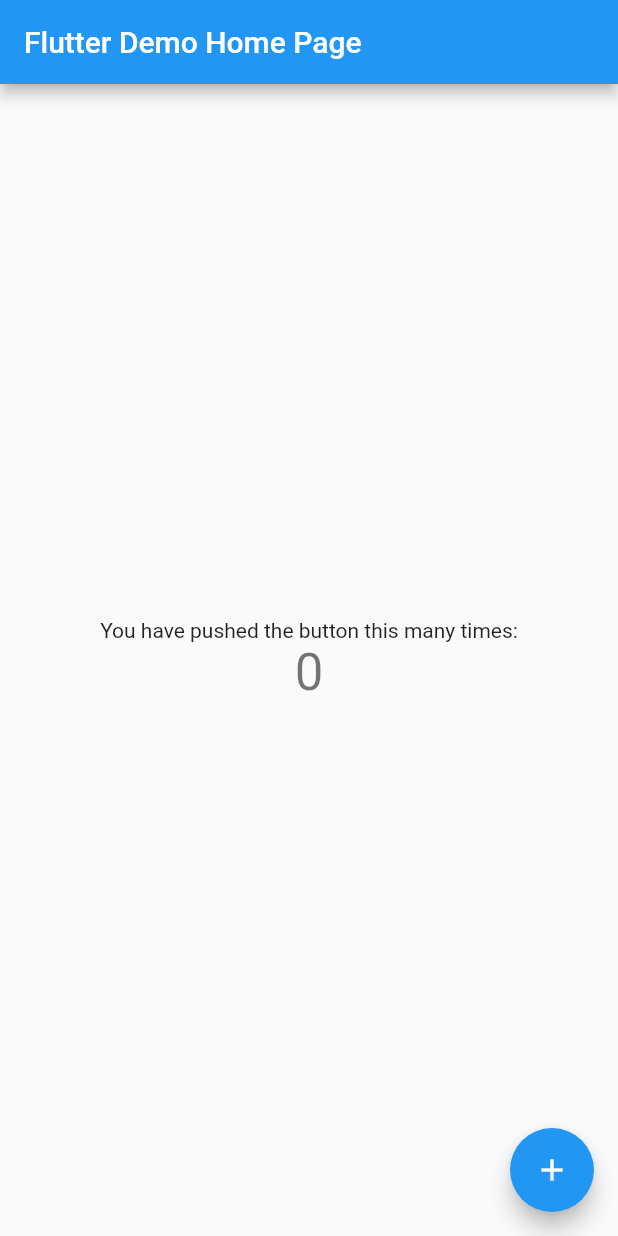
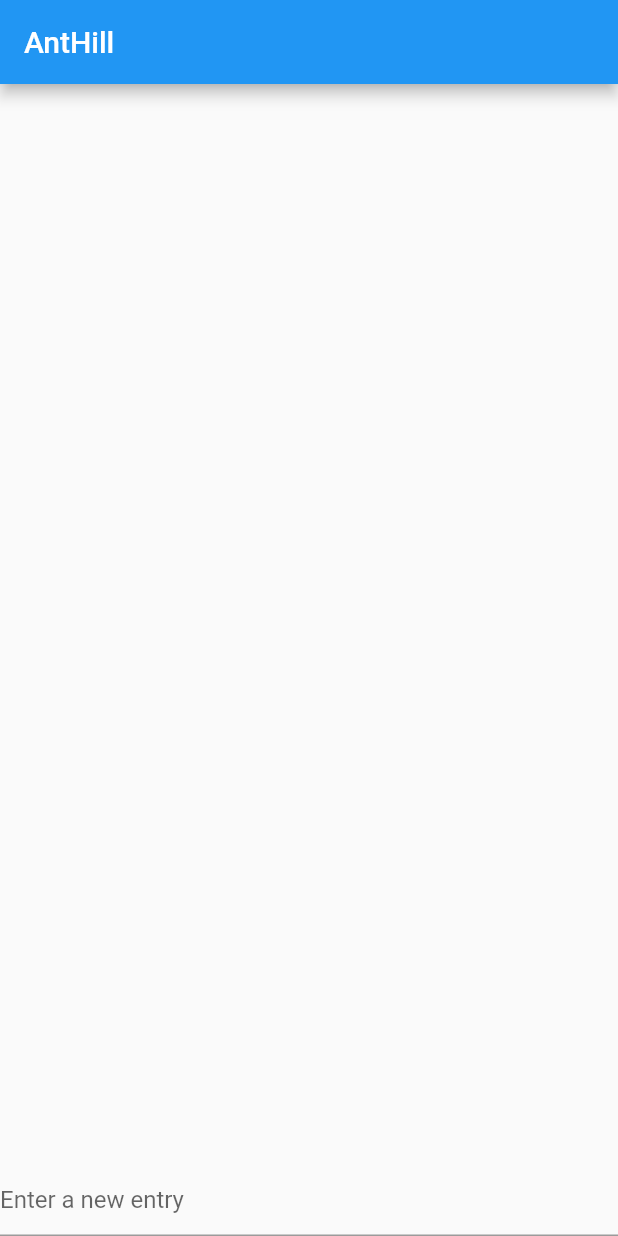
Before and after one commit to varunan-vara/UofTHacksX-Ant-Hill, a Flutter app: the screen it shows after launch, on a phone screen of 412 x 824 dp. Run offline on Flutter 3.47's test engine with Material 2 defaults, Android fonts, the phone set to English and light mode, and no system bars.

Commit message:
Edited main.dart

```diff
--- a/lib/main.dart
+++ b/lib/main.dart
@@ -1,115 +1,66 @@
 import 'package:flutter/material.dart';
 
 void main() {
-  runApp(const MyApp());
+  runApp(MyApp());
 }
 
 class MyApp extends StatelessWidget {
-  const MyApp({super.key});
-
-  // This widget is the root of your application.
   @override
   Widget build(BuildContext context) {
     return MaterialApp(
-      title: 'Flutter Demo',
-      theme: ThemeData(
-        // This is the theme of your application.
-        //
-        // Try running your application with "flutter run". You'll see the
-        // application has a blue toolbar. Then, without quitting the app, try
-        // changing the primarySwatch below to Colors.green and then invoke
-        // "hot reload" (press "r" in the console where you ran "flutter run",
-        // or simply save your changes to "hot reload" in a Flutter IDE).
-        // Notice that the counter didn't reset back to zero; the application
-        // is not restarted.
-        primarySwatch: Colors.blue,
-      ),
-      home: const MyHomePage(title: 'Flutter Demo Home Page'),
+      title: 'Journal App',
+      home: JournalPage(),
     );
   }
 }
 
-class MyHomePage extends StatefulWidget {
-  const MyHomePage({super.key, required this.title});
-
-  // This widget is the home page of your application. It is stateful, meaning
-  // that it has a State object (defined below) that contains fields that affect
-  // how it looks.
-
-  // This class is the configuration for the state. It holds the values (in this
-  // case the title) provided by the parent (in this case the App widget) and
-  // used by the build method of the State. Fields in a Widget subclass are
-  // always marked "final".
-
-  final String title;
-
+class JournalPage extends StatefulWidget {
   @override
-  State<MyHomePage> createState() => _MyHomePageState();
+  _JournalPageState createState() => _JournalPageState();
 }
 
-class _MyHomePageState extends State<MyHomePage> {
-  int _counter = 0;
+class _JournalPageState extends State<JournalPage> {
+  final List<String> _entries = <String>[];
+  final TextEditingController _controller = TextEditingController();
 
-  void _incrementCounter() {
+  void _addEntry() {
     setState(() {
-      // This call to setState tells the Flutter framework that something has
-      // changed in this State, which causes it to rerun the build method below
-      // so that the display can reflect the updated values. If we changed
-      // _counter without calling setState(), then the build method would not be
-      // called again, and so nothing would appear to happen.
-      _counter++;
+      if (_controller.text.isNotEmpty) {
+        _entries.add(_controller.text);
+        _controller.clear();
+      }
     });
   }
 
   @override
   Widget build(BuildContext context) {
-    // This method is rerun every time setState is called, for instance as done
-    // by the _incrementCounter method above.
-    //
-    // The Flutter framework has been optimized to make rerunning build methods
-    // fast, so that you can just rebuild anything that needs updating rather
-    // than having to individually change instances of widgets.
     return Scaffold(
-      appBar: AppBar(
-        // Here we take the value from the MyHomePage object that was created by
-        // the App.build method, and use it to set our appbar title.
-        title: Text(widget.title),
+      appBar: AppBar(title: Text('AntHill')),
+      body: Column(
+        children: <Widget>[
+          Expanded(
+            child: ListView.builder(
+              key: UniqueKey(),
+              padding: const EdgeInsets.all(8),
+              itemCount: _entries.length,
+              itemBuilder: (BuildContext context, int index) {
+                return Container(
+                  child: Text(_entries[index]),
+                );
+              },
+            ),
+          ),
+          TextField(
+            controller: _controller,
+            decoration: InputDecoration(
+              hintText: 'Enter a new entry',
+            ),
+            onSubmitted: (String value) {
+              _addEntry();
+            },
+          ),
+        ],
       ),
-      body: Center(
-        // Center is a layout widget. It takes a single child and positions it
-        // in the middle of the parent.
-        child: Column(
-          // Column is also a layout widget. It takes a list of children and
-          // arranges them vertically. By default, it sizes itself to fit its
-          // children horizontally, and tries to be as tall as its parent.
-          //
-          // Invoke "debug painting" (press "p" in the console, choose the
-          // "Toggle Debug Paint" action from the Flutter Inspector in Android
-          // Studio, or the "Toggle Debug Paint" command in Visual Studio Code)
-          // to see the wireframe for each widget.
-          //
-          // Column has various properties to control how it sizes itself and
-          // how it positions its children. Here we use mainAxisAlignment to
-          // center the children vertically; the main axis here is the vertical
-          // axis because Columns are vertical (the cross axis would be
-          // horizontal).
-          mainAxisAlignment: MainAxisAlignment.center,
-          children: <Widget>[
-            const Text(
-              'You have pushed the button this many times:',
-            ),
-            Text(
-              '$_counter',
-              style: Theme.of(context).textTheme.headline4,
-            ),
-          ],
-        ),
-      ),
-      floatingActionButton: FloatingActionButton(
-        onPressed: _incrementCounter,
-        tooltip: 'Increment',
-        child: const Icon(Icons.add),
-      ), // This trailing comma makes auto-formatting nicer for build methods.
     );
   }
 }
```
